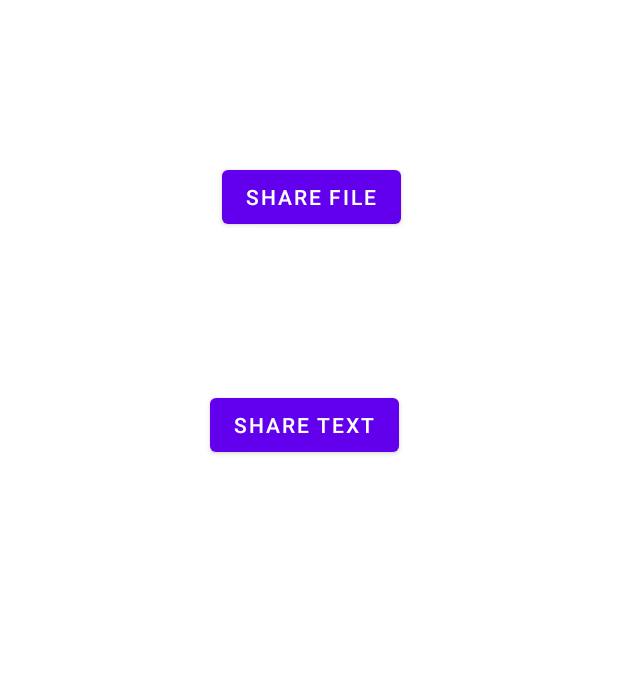
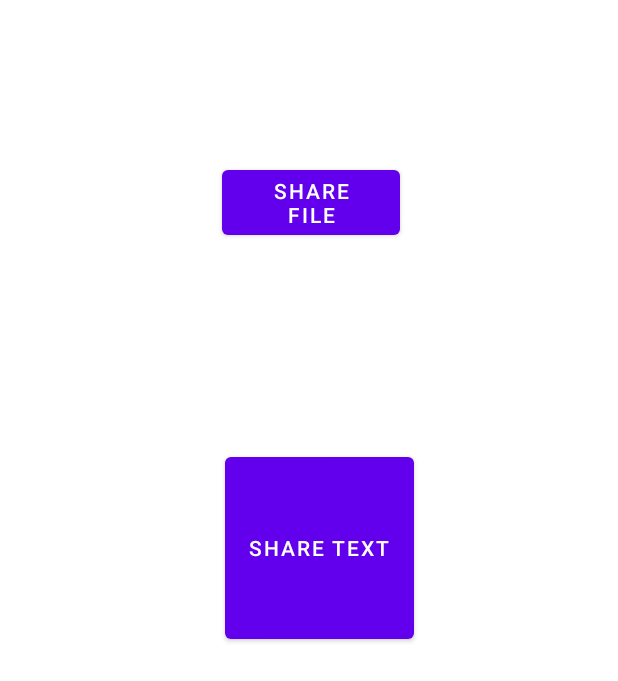
Before and after one commit to Sahitya02/OOP-Aegis, an Android app: the ShareActivity screen opened directly, with no data from a screen before it, on a phone screen of 412 x 824 dp. Shown: the top 681 px of the screen. Run offline under Robolectric (Android 15) with nearby library versions, the phone set to English and light mode, and no system bars.

Commit message:
Changes to dashboard

```diff
--- a/Aegis-master/app/build.gradle
+++ b/Aegis-master/app/build.gradle
@@ -39,6 +39,8 @@ dependencies {
     implementation platform('com.google.firebase:firebase-bom:26.1.0')
     implementation 'com.google.firebase:firebase-analytics'
     implementation 'com.firebaseui:firebase-ui-database:4.3.2'
+    implementation 'com.android.support:recyclerview-v7:28.0.0'
+    implementation 'com.android.support:cardview-v7:28.0.0'
     testImplementation 'junit:junit:4.+'
     androidTestImplementation 'androidx.test.ext:junit:1.1.1'
     androidTestImplementation 'androidx.test.espresso:espresso-core:3.2.0'
--- a/Aegis-master/app/src/main/res/layout/activity_dashboard.xml
+++ b/Aegis-master/app/src/main/res/layout/activity_dashboard.xml
@@ -239,7 +239,6 @@
         </androidx.cardview.widget.CardView>
 
         <androidx.cardview.widget.CardView
-            android:id="@+id/share"
             android:foreground="?android:attr/selectableItemBackground"
             android:clickable="true"
             android:layout_width="160dp"
@@ -254,8 +253,9 @@
                 <ImageView
                     android:layout_width="64dp"
                     android:layout_height="64dp"
-                    android:background="@drawable/circlebg2"
-                    android:src="@drawable/ic_diary"
+                    android:background="@drawable/circlebg1"
+                    android:src="@drawable/ic_baseline_share_24"
+                    android:id="@+id/sharing"
                     android:padding="10dp"/>
 
                 <TextView
--- a/Aegis-master/app/src/main/res/layout/activity_grocery.xml
+++ b/Aegis-master/app/src/main/res/layout/activity_grocery.xml
@@ -54,10 +54,11 @@
                 </LinearLayout>
 
             </androidx.cardview.widget.CardView>
+
             <androidx.recyclerview.widget.RecyclerView
+                android:id="@+id/recycler"
                 android:layout_width="match_parent"
-                android:layout_height="match_parent"
-                android:id="@+id/recycler">
+                android:layout_height="611dp">
 
             </androidx.recyclerview.widget.RecyclerView>
         </LinearLayout>
--- a/Aegis-master/app/src/main/res/layout/activity_shareactivity.xml
+++ b/Aegis-master/app/src/main/res/layout/activity_shareactivity.xml
@@ -1,18 +1,25 @@
 <?xml version="1.0" encoding="utf-8"?>
-<androidx.constraintlayout.widget.ConstraintLayout xmlns:android="http://schemas.android.com/apk/res/android"
+<RelativeLayout xmlns:android="http://schemas.android.com/apk/res/android"
     xmlns:app="http://schemas.android.com/apk/res-auto"
     xmlns:tools="http://schemas.android.com/tools"
     android:layout_width="match_parent"
     android:layout_height="match_parent"
-    tools:context=".Dashboardactivity">
+    tools:context=".DashboardActivity">
 
     <Button
         android:id="@+id/button"
         android:layout_width="wrap_content"
         android:layout_height="wrap_content"
+        android:layout_alignParentStart="true"
+        android:layout_alignParentLeft="true"
+        android:layout_alignParentTop="true"
+        android:layout_alignParentEnd="true"
+        android:layout_alignParentRight="true"
         android:layout_marginStart="148dp"
         android:layout_marginLeft="148dp"
         android:layout_marginTop="107dp"
+        android:layout_marginEnd="145dp"
+        android:layout_marginRight="145dp"
         android:onClick="buttonShareFile"
         android:text="@string/share_file"
         app:layout_constraintStart_toStartOf="parent"
@@ -23,12 +30,21 @@
         android:id="@+id/button2"
         android:layout_width="wrap_content"
         android:layout_height="wrap_content"
-        android:layout_marginStart="140dp"
-        android:layout_marginLeft="140dp"
-        android:layout_marginTop="104dp"
+        android:layout_below="@+id/button"
+        android:layout_alignParentStart="true"
+        android:layout_alignParentLeft="true"
+        android:layout_alignParentEnd="true"
+        android:layout_alignParentRight="true"
+        android:layout_alignParentBottom="true"
+        android:layout_marginStart="150dp"
+        android:layout_marginLeft="150dp"
+        android:layout_marginTop="136dp"
+        android:layout_marginEnd="136dp"
+        android:layout_marginRight="136dp"
+        android:layout_marginBottom="392dp"
         android:onClick="buttonShareText"
         android:text="@string/share_text"
         app:layout_constraintStart_toStartOf="parent"
         app:layout_constraintTop_toBottomOf="@+id/button"
         tools:ignore="OnClick" />
-</androidx.constraintlayout.widget.ConstraintLayout>
+</RelativeLayout>
```
Also changed, not shown: Aegis-master/app/src/main/java/com/example/aegis/DashboardActivity.java (+24 -7 lines), Aegis-master/app/src/main/java/com/example/aegis/Grocery.java (+7 -0 lines), Aegis-master/app/src/main/res/drawable/ic_baseline_share_24.xml (added, +10 -0 lines).
